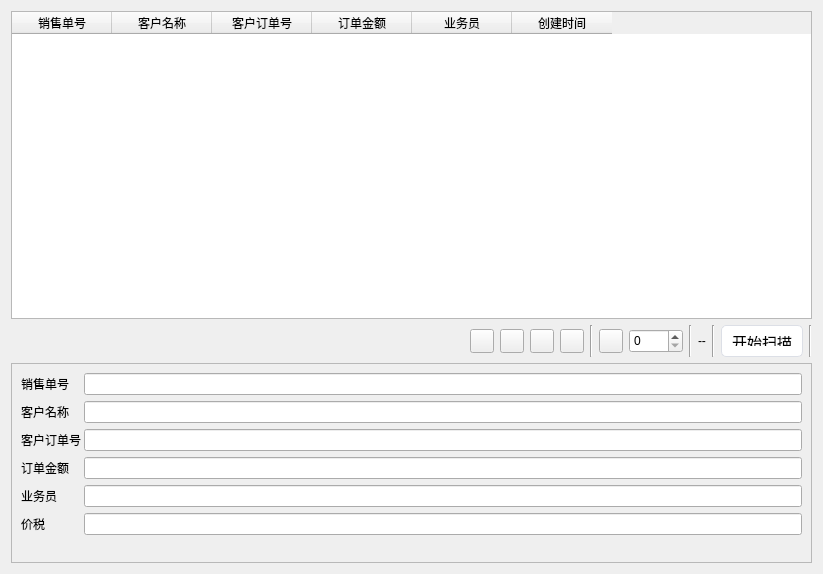
First picture: the form in ui/task_frame.ui, repository izerui/scanrun, before the edit.
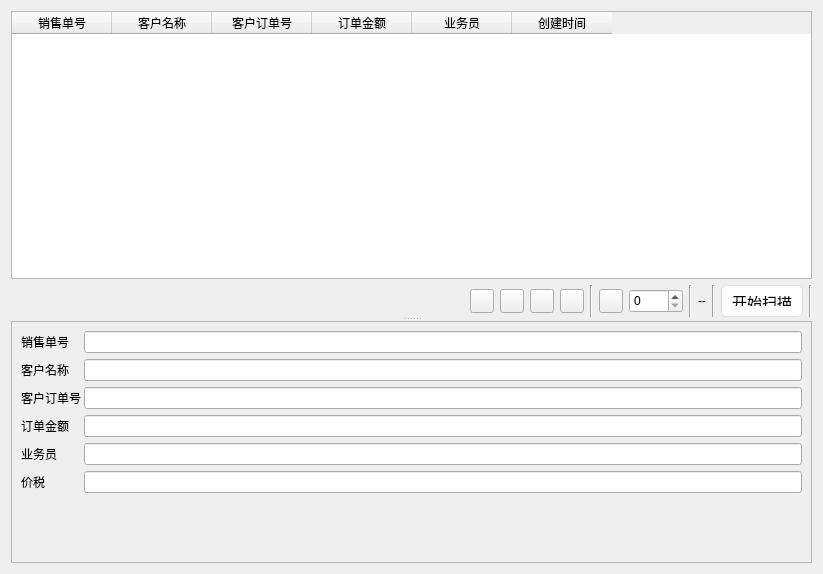
Second picture: the form after the edit. Icons and pictures are not drawn.

Patch:
```diff
--- a/ui/task_frame.ui
+++ b/ui/task_frame.ui
@@ -31,6 +31,13 @@
     color: #409eff;
 }</string>
   </property>
+  <layout class="QGridLayout" name="gridLayout_2">
+   <item row="0" column="0">
+    <widget class="QSplitter" name="splitter">
+     <property name="orientation">
+      <enum>Qt::Vertical</enum>
+     </property>
+     <widget class="QWidget" name="verticalLayoutWidget">
   <layout class="QVBoxLayout" name="verticalLayout">
    <item>
     <widget class="QTableWidget" name="tableWidget">
@@ -357,33 +364,16 @@
      </layout>
     </widget>
    </item>
-   <item>
-    <widget class="QScrollArea" name="scrollArea_2">
-     <property name="minimumSize">
-      <size>
-       <width>0</width>
-       <height>200</height>
-      </size>
-     </property>
-     <property name="maximumSize">
-      <size>
-       <width>16777215</width>
-       <height>200</height>
-      </size>
-     </property>
-     <property name="widgetResizable">
-      <bool>true</bool>
-     </property>
-     <widget class="QWidget" name="scrollAreaWidgetContents_2">
-      <property name="geometry">
-       <rect>
-        <x>0</x>
-        <y>0</y>
-        <width>782</width>
-        <height>202</height>
-       </rect>
-      </property>
-      <layout class="QGridLayout" name="gridLayout_3">
+      </layout>
+     </widget>
+     <widget class="QFrame" name="frame">
+      <property name="frameShape">
+       <enum>QFrame::StyledPanel</enum>
+      </property>
+      <property name="frameShadow">
+       <enum>QFrame::Raised</enum>
+      </property>
+      <layout class="QGridLayout" name="gridLayout">
        <item row="0" column="0">
         <layout class="QFormLayout" name="formLayout_3">
          <property name="fieldGrowthPolicy">
```
Left out of the diff: 156 changed lines with no effect on the pictures. Lines whose indentation alone changed are shown as unchanged.
